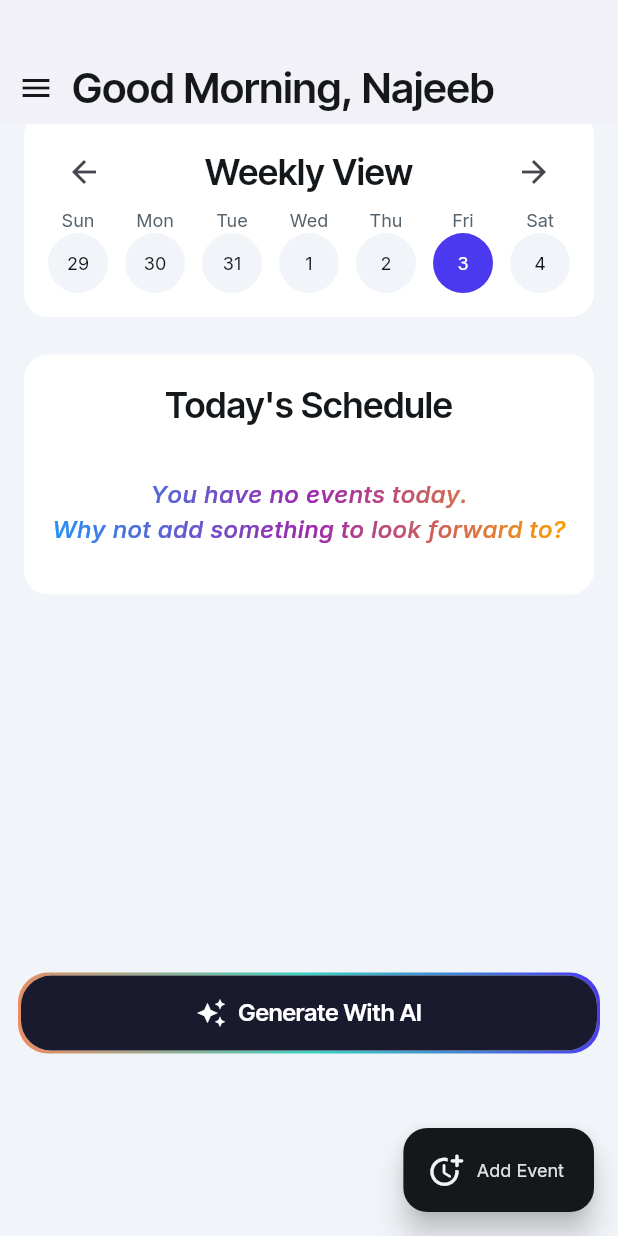
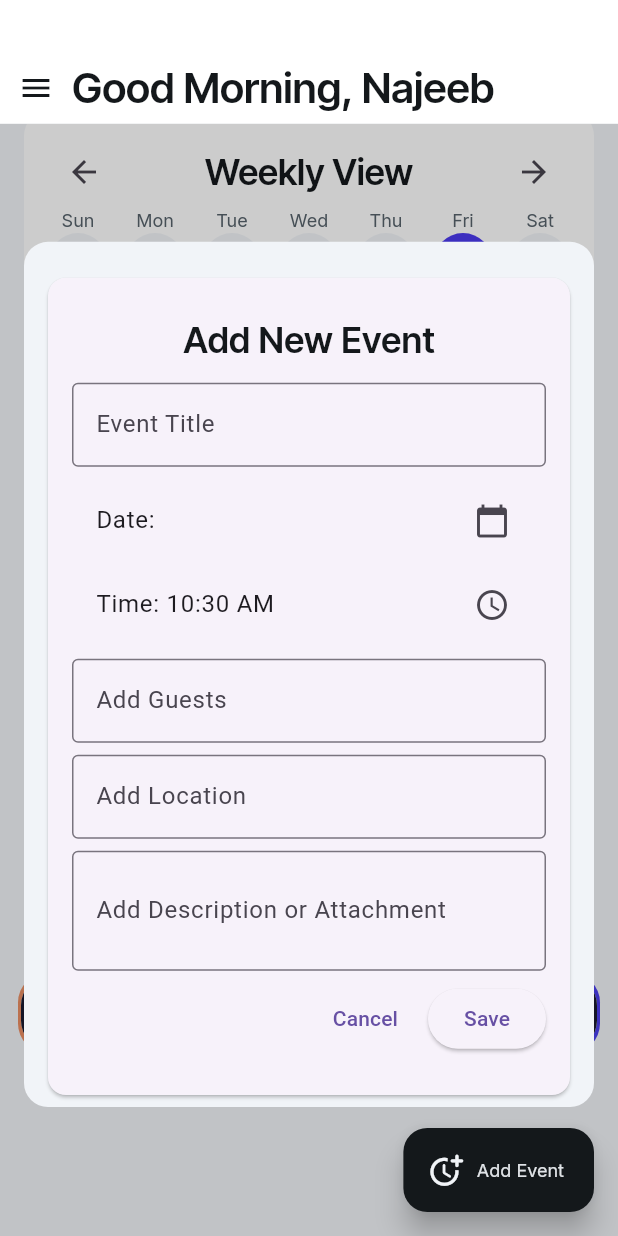
Before and after one commit to Najeeb-akh/pro_planner, a Flutter app: the screen it shows after launch, scrolled down 33 dp, after a tap on "Add Event", on a phone screen of 412 x 824 dp. Run offline on Flutter 3.47's test engine with Material 3 defaults, Android fonts, the light colour scheme and no system bars; drawn by our look-alikes of auto_size_text; our stand-ins replace firebase_core, firebase_database, firebase_vertexai, font_awesome_flutter, from_css_color, go_router and 4 more; missing offline and left inert: json_path; accounts and stored records are empty; statements that could not run were skipped.

Commit message:
add event popup now works

```diff
--- a/lib/pages/mainpage/mainpage_widget.dart
+++ b/lib/pages/mainpage/mainpage_widget.dart
@@ -12,6 +12,7 @@ import 'mainpage_model.dart';
 export 'mainpage_model.dart';
 import 'package:firebase_database/firebase_database.dart';
 import '../../theme/theme_notifier.dart';
+import 'package:flutter/services.dart';
 
 
 class Event {
@@ -170,6 +171,40 @@ class _MainpageWidgetState extends State<MainpageWidget> {
 
 
   DateTime _selectedDate = DateTime.now();
+  bool _isPopupVisible = false;
+
+  void _togglePopup() {
+    setState(() {
+      _isPopupVisible = !_isPopupVisible;
+    });
+  }
+
+  DateTime selectedDate = DateTime.now();
+  TimeOfDay selectedTime = TimeOfDay.now();
+
+  Future<void> selectDate(BuildContext context) async {
+    final DateTime? picked = await showDatePicker(
+      context: context,
+      initialDate: selectedDate,
+      firstDate: DateTime(2000),
+      lastDate: DateTime(2101),
+    );
+    if (picked != null && picked != selectedDate)
+      setState(() {
+        selectedDate = picked;
+      });
+  }
+
+  Future<void> selectTime(BuildContext context) async {
+    final TimeOfDay? picked = await showTimePicker(
+      context: context,
+      initialTime: selectedTime,
+    );
+    if (picked != null && picked != selectedTime)
+      setState(() {
+        selectedTime = picked;
+      });
+  }
 
   @override
   void initState() {
@@ -222,14 +257,10 @@ class _MainpageWidgetState extends State<MainpageWidget> {
       },
       child: Scaffold(
         key: scaffoldKey,
+
         backgroundColor: FlutterFlowTheme.of(context).primaryBackground,
         floatingActionButton: FloatingActionButton.extended(
-          onPressed: () {
-            setState(() {
-              isDarkMode = !isDarkMode;
-            });
-
-          },
+          onPressed: _togglePopup,
           backgroundColor: FlutterFlowTheme.of(context).primaryText,
           icon: Icon(
             Icons.more_time_rounded,
@@ -310,7 +341,9 @@ class _MainpageWidgetState extends State<MainpageWidget> {
             toolbarHeight: MediaQuery.sizeOf(context).height * 0.2,
           ),
         ),
-        body: SafeArea(
+        body: Stack(
+          children: [
+            SafeArea(
               top: false,
               child: Column(
                 children: [
@@ -638,6 +671,113 @@ class _MainpageWidgetState extends State<MainpageWidget> {
                 ],
               ),
             ),
+            if (_isPopupVisible)
+              if (_isPopupVisible)
+                GestureDetector(
+                  onTap: _togglePopup,
+                  child: Container(
+                    width: MediaQuery.of(context).size.width,
+                    height: MediaQuery.of(context).size.height,
+                    color: Theme.of(context).brightness == Brightness.dark
+                        ? Colors.white.withOpacity(0.2)
+                        : Colors.black.withOpacity(0.2),
+                    child:
+                    Padding(padding: EdgeInsetsDirectional.fromSTEB(0.0, 0.0, 0.0, 70.0),
+                    child:
+                    Align(
+                      alignment: Alignment.bottomCenter,
+                      heightFactor: 0.8,
+                      child: Container(
+                        width: MediaQuery.of(context).size.width,
+                        height: MediaQuery.of(context).size.height * 0.7,
+                        margin: EdgeInsetsDirectional.fromSTEB(16.0, 0.0, 16.0, 16.0),
+                        decoration: BoxDecoration(
+                          color: FlutterFlowTheme.of(context).primaryBackground,
+                          borderRadius: BorderRadius.circular(16.0),
+                        ),
+                        child: _buildPopupCard(),
+                      ),
+                    ),
+                    ),
+                  ),
+                )],
+        ),
+      ),
+    );
+  }
+
+  Widget _buildPopupCard() {
+    return
+
+    Card(
+      margin: EdgeInsetsDirectional.fromSTEB(16.0, 24.0, 16.0, 8.0),
+      child: Padding(
+        padding:EdgeInsetsDirectional.fromSTEB(16.0, 24.0, 16.0, 8.0),
+        child: Column(
+          //mainAxisSize: MainAxisSize.min,
+          children: [
+            Text(
+              'Add New Event',
+              style: FlutterFlowTheme.of(context).headlineSmall,
+            ),
+            SizedBox(height: 12.0),
+            TextField(
+              decoration: InputDecoration(
+                labelText: 'Event Title',
+                border: OutlineInputBorder(),
+              ),
+            ),
+            SizedBox(height: 8.0),
+            ListTile(
+              title: Text("Date: ${selectedDate.toLocal()}".split(' ')[0]),
+              trailing: Icon(Icons.calendar_today),
+              onTap: () => selectDate(context),
+            ),
+            ListTile(
+              title: Text("Time: ${selectedTime.format(context)}"),
+              trailing: Icon(Icons.access_time),
+              onTap: () => selectTime(context),
+            ),
+            SizedBox(height: 8.0),
+            TextField(
+              decoration: InputDecoration(
+                labelText: 'Add Guests',
+                border: OutlineInputBorder(),
+              ),
+            ),
+            SizedBox(height: 8.0),
+            TextField(
+              decoration: InputDecoration(
+                labelText: 'Add Location',
+                border: OutlineInputBorder(),
+              ),
+            ),
+            SizedBox(height: 8.0),
+            TextField(
+
+              decoration: InputDecoration(
+                labelText: 'Add Description or Attachment',
+                border: OutlineInputBorder(),
+              ),
+              maxLines: 2,
+            ),
+            SizedBox(height: 8.0),
+            Row(
+              mainAxisAlignment: MainAxisAlignment.end,
+              children: [
+                TextButton(
+                  onPressed: () => Navigator.pop(context),
+                  child: Text("Cancel"),
+                ),
+                SizedBox(width: 8.0),
+                ElevatedButton(
+                  onPressed: () => Navigator.pop(context),
+                  child: Text("Save"),
+                ),
+              ],
+            ),
+          ],
+        ),
       ),
     );
   }
```
Lines whose indentation alone changed are shown as unchanged.
